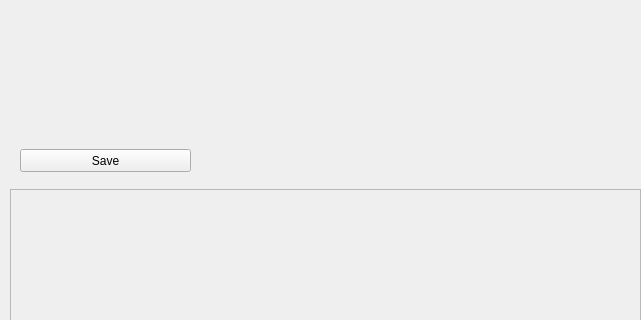
Old version of the form QT5/Ui/jsonViwer.ui in the repository ParallaxOrakolo/CEO96F; both pictures show x 0 to 641 and y 111 to 431 of the 641 by 572 pixel window.
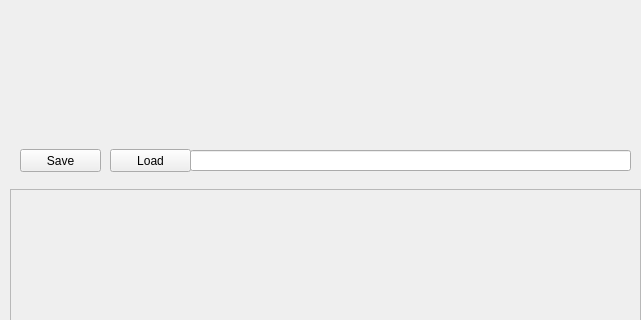
New version of the form.

Commit message: [Feature]: Any json file can be read at jsonTree

What changed in the file:
```diff
--- a/QT5/Ui/jsonViwer.ui
+++ b/QT5/Ui/jsonViwer.ui
@@ -80,7 +80,7 @@
     <rect>
      <x>20</x>
      <y>260</y>
-     <width>171</width>
+     <width>81</width>
      <height>23</height>
     </rect>
    </property>
@@ -88,6 +88,29 @@
     <string>Save</string>
    </property>
   </widget>
+  <widget class="QLineEdit" name="loadPath">
+   <property name="geometry">
+    <rect>
+     <x>190</x>
+     <y>261</y>
+     <width>441</width>
+     <height>21</height>
+    </rect>
+   </property>
+  </widget>
+  <widget class="QPushButton" name="load">
+   <property name="geometry">
+    <rect>
+     <x>110</x>
+     <y>260</y>
+     <width>81</width>
+     <height>23</height>
+    </rect>
+   </property>
+   <property name="text">
+    <string>Load</string>
+   </property>
+  </widget>
  </widget>
  <resources/>
  <connections/>
```
The commit also changes 1 other file.
